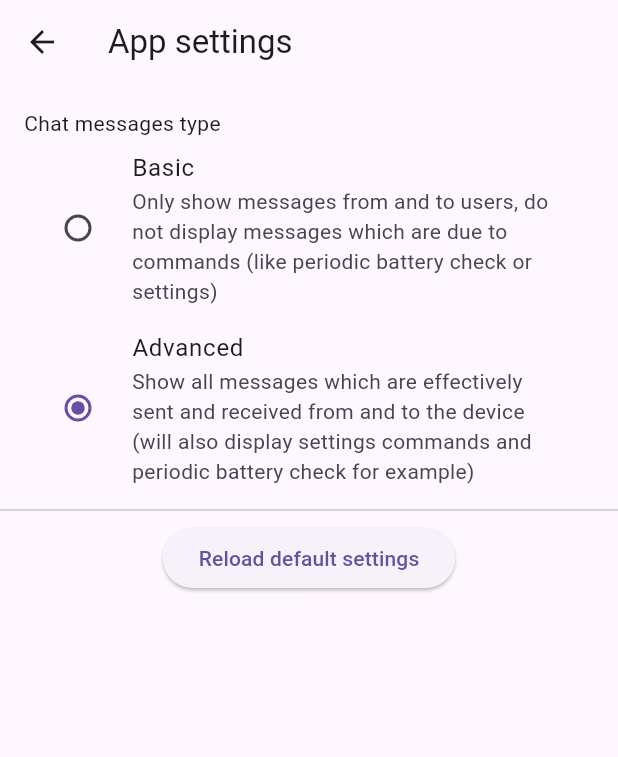
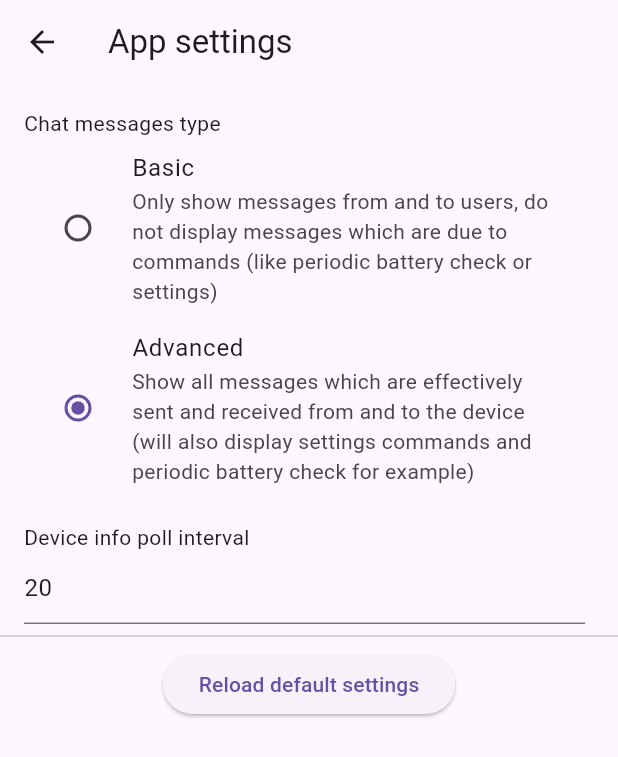
Before and after one commit to macvenez/freakwan_mobile, a Flutter app: the AppSettingsScreen screen opened directly, after a tap on "Advanced", on a phone screen of 412 x 824 dp. Shown: the top 757 px of the screen. Run offline on Flutter 3.47's test engine with Material 3 defaults, Android fonts, the phone set to English and light mode, and no system bars; our stand-ins replace flutter_blue_plus, shared_preferences; accounts and stored records are empty.

Commit message:
Added option in settings to change device poll interval

```diff
--- a/lib/screens/app_settings_screen.dart
+++ b/lib/screens/app_settings_screen.dart
@@ -1,4 +1,6 @@
 import 'package:flutter/material.dart';
+import 'package:flutter/services.dart';
+import 'dart:developer';
 
 import '../utils/settings.dart';
 
@@ -34,7 +36,8 @@ class _AppSettingsScreenState extends State<AppSettingsScreen> {
         builder: (context, snapshot) {
           if (snapshot.connectionState != ConnectionState.waiting) {
             // only show the settings if we're not waiting for the future to complete
-            return Column(children: <Widget>[
+            return SingleChildScrollView(
+                child: Column(children: <Widget>[
               Container(
                   padding:
                       const EdgeInsets.only(top: 16.0, left: 16.0, right: 22.0),
@@ -49,7 +52,7 @@ class _AppSettingsScreenState extends State<AppSettingsScreen> {
                         groupValue: _prefs.getChatLevelSetting(),
                         onChanged: (ChatLevel? value) {
                           setState(() {
-                            _prefs.setPref("chatLevel", value!.index);
+                            _prefs.setIntPref("chatLevel", value!.index);
                           });
                         },
                         title: const Text('Basic'),
@@ -61,7 +64,7 @@ class _AppSettingsScreenState extends State<AppSettingsScreen> {
                         groupValue: _prefs.getChatLevelSetting(),
                         onChanged: (ChatLevel? value) {
                           setState(() {
-                            _prefs.setPref("chatLevel", value!.index);
+                            _prefs.setIntPref("chatLevel", value!.index);
                           });
                         },
                         title: const Text('Advanced'),
@@ -70,6 +73,29 @@ class _AppSettingsScreenState extends State<AppSettingsScreen> {
                       ),
                     ],
                   )),
+              //const Divider(),
+              Container(
+                padding:
+                    const EdgeInsets.only(top: 16.0, left: 16.0, right: 22.0),
+                child: Column(
+                    crossAxisAlignment: CrossAxisAlignment.start,
+                    children: [
+                      const Text(
+                        "Device info poll interval",
+                      ),
+                      TextFormField(
+                        initialValue:
+                            _prefs.getDevicePollIntervalSetting().toString(),
+                        keyboardType: TextInputType.number,
+                        inputFormatters: <TextInputFormatter>[
+                          FilteringTextInputFormatter.digitsOnly
+                        ], // Only numbers can be entered
+                        onFieldSubmitted: (String value) {
+                          _prefs.setIntPref("devicePoll", int.parse(value));
+                        },
+                      ),
+                    ]),
+              ),
               const Divider(),
               ElevatedButton(
                   onPressed: () {
@@ -79,7 +105,8 @@ class _AppSettingsScreenState extends State<AppSettingsScreen> {
                     });
                   },
                   child: const Text("Reload default settings"))
-            ]); // `_prefs` is ready for use.
+            ]) // `_prefs` is ready for use.
+                );
           }
 
           // `_prefs` is not ready yet, show loading bar till then.
--- a/lib/utils/settings.dart
+++ b/lib/utils/settings.dart
@@ -8,19 +8,41 @@ class AppSettings {
   AppSettings();
 
   Future initPrefs() async {
-    return await SharedPreferencesWithCache.create(
+    // return await SharedPreferencesWithCache.create(
+    //   cacheOptions: const SharedPreferencesWithCacheOptions(),
+    // ).then((v) => {
+    //       _prefs = v,
+    //       if (_prefs.getInt('chatLevel') == null)
+    //         {
+    //           _prefs.setInt('chatLevel', 0), //ChatLevel.basic default setting
+    //           _prefs.setDouble('devicePoll',
+    //               20.0) //default of 20 seconds for device poll (battery, rssi)
+    //         }
+    //       // if (_prefs.getDouble('devicePoll') == null) {
+    //       //   _prefs.setDouble('devicePoll',
+    //       //       20.0); //default of 20 seconds for device poll (battery, rssi)
+    //       // }
+    //       // return;
+    //     });
+    _prefs = await SharedPreferencesWithCache.create(
       cacheOptions: const SharedPreferencesWithCacheOptions(),
-    ).then((v) => {
-          _prefs = v,
-          if (_prefs.getInt('chatLevel') == null)
-            {
-              _prefs.setInt('chatLevel', 0) //ChatLevel.basic default setting
-            }
-        });
+    );
+    if (_prefs.getInt('chatLevel') == null) {
+      _prefs.setInt('chatLevel', 0); //ChatLevel.basic default setting
+    }
+    if (_prefs.getInt('devicePoll') == null) {
+      _prefs.setInt('devicePoll',
+          20); //default of 20 seconds for device poll (battery, rssi)
+    }
+    return;
   }
 
-  void setPref(String key, int value) async {
+  void setIntPref(String key, int value) async {
     _prefs.setInt(key, value);
+  }
+
+  void setDoublePref(String key, double value) async {
+    _prefs.setDouble(key, value);
   }
 
   Future reloadPrefs() async {
@@ -38,4 +60,11 @@ class AppSettings {
     }
     return ChatLevel.values[_prefs.getInt("chatLevel")!];
   }
+
+  int getDevicePollIntervalSetting() {
+    if (_prefs.getInt('devicePoll') == null) {
+      throw 'devicePoll setting has not been initialized';
+    }
+    return _prefs.getInt("devicePoll")!;
+  }
 }
```
Also changed, not shown: lib/screens/device_screen.dart (+35 -23 lines).
